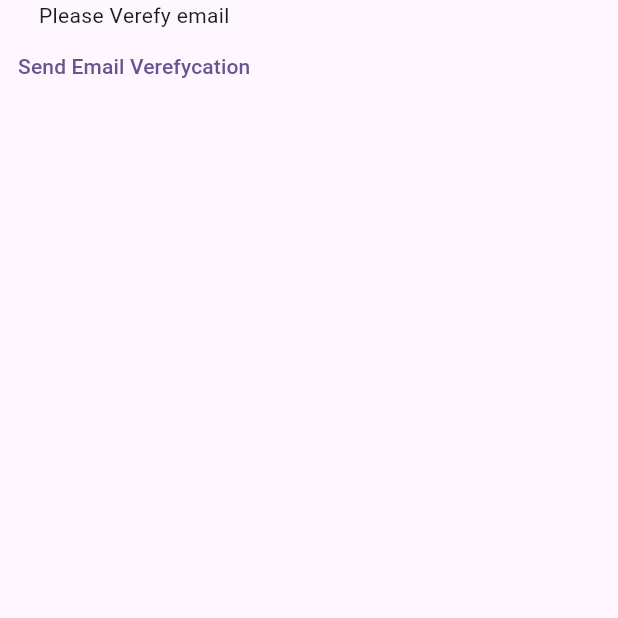
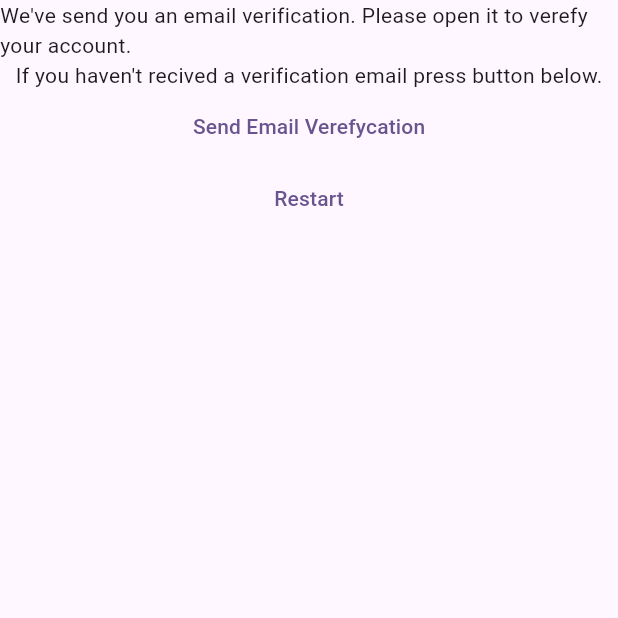
Before and after one commit to andrewburw/notes_app, a Flutter app: the VerifyEmailView screen opened directly, on a phone screen of 412 x 824 dp, the top half of it. Run offline on Flutter 3.47's test engine with Material 3 defaults, Android fonts, the phone set to English and light mode, and no system bars; our stand-ins replace firebase_auth, firebase_core, flutter_svg; accounts and stored records are empty.

Commit message:
new functionality

```diff
--- a/lib/constants/constants.dart
+++ b/lib/constants/constants.dart
@@ -1,3 +1,4 @@
 const loginRoute = '/login/';
 const registerRoute = '/register/';
 const notesRoute = '/notes/';
+const verefyEmailRoute = '/verefy-email/';
--- a/lib/main.dart
+++ b/lib/main.dart
@@ -20,7 +20,8 @@ void main() {
       routes: {
         loginRoute: (context) => const LoginView(),
         registerRoute: (context) => const RegiseterView(),
-        notesRoute: (context) => const NotesView()
+        notesRoute: (context) => const NotesView(),
+        verefyEmailRoute: (context) => const VerifyEmailView()
 
       }));
 }
--- a/lib/views/register_view.dart
+++ b/lib/views/register_view.dart
@@ -1,6 +1,7 @@
 import 'package:firebase_auth/firebase_auth.dart';
 import 'package:flutter/material.dart';
 import 'package:privatenotes/constants/constants.dart';
+import 'package:privatenotes/utilities/show_error_dialog.dart';
 
 class RegiseterView extends StatefulWidget {
   const RegiseterView({super.key});
@@ -115,10 +116,21 @@ class _RegiseterViewState extends State<RegiseterView> {
                     final userCredantil = await FirebaseAuth.instance
                         .createUserWithEmailAndPassword(
                             email: email, password: password);
+                            Navigator.of(context).pushNamed(verefyEmailRoute);
+                    final user = FirebaseAuth.instance.currentUser;
+                    await user?.sendEmailVerification();
                   } on FirebaseAuthException catch (e) {
                     if (e.code == 'weak-password') {
-                      print('weak password');
+                      await showErrorDialog(context, 'week password');
+                    } else if (e.code == 'email-already-in-use') {
+                      await showErrorDialog(context, 'email already in use');
+                    } else if (e.code == 'invalid-email') {
+                      await showErrorDialog(context, 'invalid email');
+                    } else {
+                      await showErrorDialog(context, 'erorr ${e.code}');
                     }
+                  } catch (e) {
+                    await showErrorDialog(context, e.toString());
                   }
                 },
                 child: const Padding(
--- a/lib/views/verefy_email_view.dart
+++ b/lib/views/verefy_email_view.dart
@@ -1,5 +1,6 @@
 import 'package:firebase_auth/firebase_auth.dart';
 import 'package:flutter/material.dart';
+import 'package:privatenotes/constants/constants.dart';
 
 class VerifyEmailView extends StatefulWidget {
   const VerifyEmailView({super.key});
@@ -11,16 +12,25 @@ class VerifyEmailView extends StatefulWidget {
 class _VerifyEmailViewState extends State<VerifyEmailView> {
   @override
   Widget build(BuildContext context) {
-    return  Scaffold(
+    return Scaffold(
       body: Column(
         children: [
-            const Text('Please Verefy email'),
+          const Text(
+              "We've send you an email verification. Please open it to verefy your account."),
+          const Text(
+              "If you haven't recived a verification email press button below."),
           TextButton(
               onPressed: () async {
                 final user = FirebaseAuth.instance.currentUser;
                 await user?.sendEmailVerification();
               },
               child: const Text('Send Email Verefycation')),
+          TextButton(
+              onPressed: () async {
+                await FirebaseAuth.instance.signOut();
+                Navigator.of(context).pushNamedAndRemoveUntil(registerRoute, (route) => false);
+              },
+              child: const Text('Restart')),
         ],
       ),
     );
```
Lines whose indentation alone changed are shown as unchanged.
